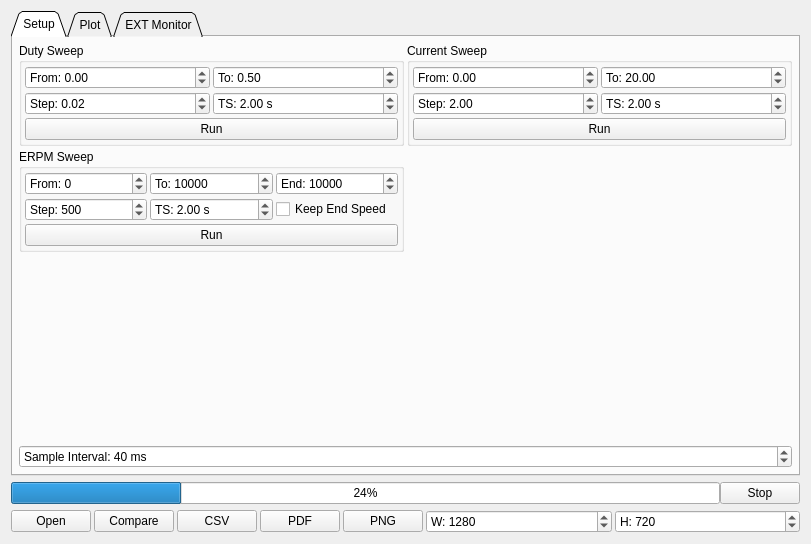
Qt form pages/pageexperiments.ui (njupt-robomasters/vesc_tool-zh) before a commit.
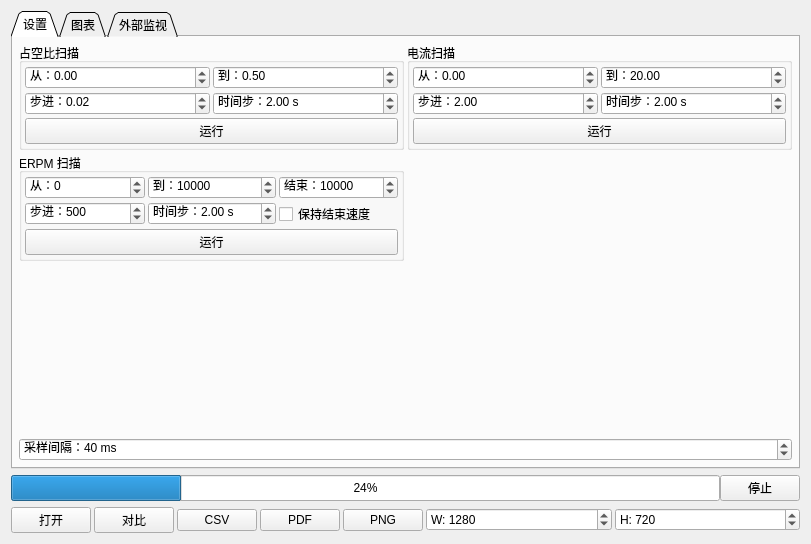
The same form after that commit. Icons and pictures are not drawn. Custom widgets are drawn as their Qt base class.

```diff
--- a/pages/pageexperiments.ui
+++ b/pages/pageexperiments.ui
@@ -27,7 +27,7 @@
      </property>
      <widget class="QWidget" name="tab">
       <attribute name="title">
-       <string>Setup</string>
+       <string>设置</string>
       </attribute>
       <layout class="QGridLayout" name="gridLayout_4">
        <property name="leftMargin">
@@ -61,7 +61,7 @@
        <item row="0" column="1">
         <widget class="QGroupBox" name="groupBox_2">
          <property name="title">
-          <string>Current Sweep</string>
+          <string>电流扫描</string>
          </property>
          <layout class="QGridLayout" name="gridLayout_2">
           <property name="leftMargin">
@@ -82,7 +82,7 @@
           <item row="0" column="0">
            <widget class="QDoubleSpinBox" name="currentFromBox">
             <property name="prefix">
-             <string>From: </string>
+             <string>从：</string>
             </property>
             <property name="minimum">
              <double>-1000.000000000000000</double>
@@ -98,7 +98,7 @@
           <item row="0" column="1">
            <widget class="QDoubleSpinBox" name="currentToBox">
             <property name="prefix">
-             <string>To: </string>
+             <string>到：</string>
             </property>
             <property name="minimum">
              <double>-1000.000000000000000</double>
@@ -117,7 +117,7 @@
           <item row="1" column="0">
            <widget class="QDoubleSpinBox" name="currentStepBox">
             <property name="prefix">
-             <string>Step: </string>
+             <string>步进：</string>
             </property>
             <property name="maximum">
              <double>1000.000000000000000</double>
@@ -130,7 +130,7 @@
           <item row="1" column="1">
            <widget class="QDoubleSpinBox" name="currentStepTimeBox">
             <property name="prefix">
-             <string>TS: </string>
+             <string>时间步：</string>
             </property>
             <property name="suffix">
              <string> s</string>
@@ -146,7 +146,7 @@
           <item row="2" column="0" colspan="2">
            <widget class="QPushButton" name="currentRunButton">
             <property name="text">
-             <string>Run</string>
+             <string>运行</string>
             </property>
             <property name="icon">
              <iconset resource="../res.qrc">
@@ -163,7 +163,7 @@
           <string> ms</string>
          </property>
          <property name="prefix">
-          <string>Sample Interval: </string>
+          <string>采样间隔：</string>
          </property>
          <property name="minimum">
           <number>5</number>
@@ -179,7 +179,7 @@
        <item row="0" column="0">
         <widget class="QGroupBox" name="groupBox">
          <property name="title">
-          <string>Duty Sweep</string>
+          <string>占空比扫描</string>
          </property>
          <layout class="QGridLayout" name="gridLayout">
           <property name="leftMargin">
@@ -200,7 +200,7 @@
           <item row="0" column="0">
            <widget class="QDoubleSpinBox" name="dutyFromBox">
             <property name="prefix">
-             <string>From: </string>
+             <string>从：</string>
             </property>
             <property name="minimum">
              <double>-1.000000000000000</double>
@@ -216,7 +216,7 @@
           <item row="0" column="1">
            <widget class="QDoubleSpinBox" name="dutyToBox">
             <property name="prefix">
-             <string>To: </string>
+             <string>到：</string>
             </property>
             <property name="minimum">
              <double>-1.000000000000000</double>
@@ -235,7 +235,7 @@
           <item row="1" column="0">
            <widget class="QDoubleSpinBox" name="dutyStepBox">
             <property name="prefix">
-             <string>Step: </string>
+             <string>步进：</string>
             </property>
             <property name="value">
              <double>0.020000000000000</double>
@@ -245,7 +245,7 @@
           <item row="1" column="1">
            <widget class="QDoubleSpinBox" name="dutyStepTimeBox">
             <property name="prefix">
-             <string>TS: </string>
+             <string>时间步：</string>
             </property>
             <property name="suffix">
              <string> s</string>
@@ -261,7 +261,7 @@
           <item row="2" column="0" colspan="2">
            <widget class="QPushButton" name="dutyRunButton">
             <property name="text">
-             <string>Run</string>
+             <string>运行</string>
             </property>
             <property name="icon">
              <iconset resource="../res.qrc">
@@ -275,7 +275,7 @@
        <item row="2" column="0">
         <widget class="QGroupBox" name="groupBox_3">
          <property name="title">
-          <string>ERPM Sweep</string>
+          <string>ERPM 扫描</string>
          </property>
          <layout class="QGridLayout" name="gridLayout_3">
           <property name="leftMargin">
@@ -296,7 +296,7 @@
           <item row="0" column="1">
            <widget class="QDoubleSpinBox" name="rpmToBox">
             <property name="prefix">
-             <string>To: </string>
+             <string>到：</string>
             </property>
             <property name="decimals">
              <number>0</number>
@@ -318,7 +318,7 @@
           <item row="1" column="0">
            <widget class="QDoubleSpinBox" name="rpmStepBox">
             <property name="prefix">
-             <string>Step: </string>
+             <string>步进：</string>
             </property>
             <property name="decimals">
              <number>0</number>
@@ -337,7 +337,7 @@
           <item row="0" column="0">
            <widget class="QDoubleSpinBox" name="rpmFromBox">
             <property name="prefix">
-             <string>From: </string>
+             <string>从：</string>
             </property>
             <property name="decimals">
              <number>0</number>
@@ -356,7 +356,7 @@
           <item row="1" column="1">
            <widget class="QDoubleSpinBox" name="rpmStepTimeBox">
             <property name="prefix">
-             <string>TS: </string>
+             <string>时间步：</string>
             </property>
             <property name="suffix">
              <string> s</string>
@@ -372,7 +372,7 @@
           <item row="2" column="0" colspan="3">
            <widget class="QPushButton" name="rpmRunButton">
             <property name="text">
-             <string>Run</string>
+             <string>运行</string>
             </property>
             <property name="icon">
              <iconset resource="../res.qrc">
@@ -383,7 +383,7 @@
           <item row="0" column="2">
            <widget class="QDoubleSpinBox" name="rpmEndBox">
             <property name="prefix">
-             <string>End: </string>
+             <string>结束：</string>
             </property>
             <property name="suffix">
              <string/>
@@ -408,7 +408,7 @@
           <item row="1" column="2">
            <widget class="QCheckBox" name="keepRPMcheckBox">
             <property name="text">
-             <string>Keep End Speed</string>
+             <string>保持结束速度</string>
             </property>
             <property name="checked">
              <bool>false</bool>
@@ -422,7 +422,7 @@
      </widget>
      <widget class="QWidget" name="tab_2">
       <attribute name="title">
-       <string>Plot</string>
+       <string>图表</string>
       </attribute>
       <layout class="QHBoxLayout" name="horizontalLayout_5">
        <property name="spacing">
@@ -1080,7 +1080,7 @@
      </widget>
      <widget class="QWidget" name="tab_3">
       <attribute name="title">
-       <string>EXT Monitor</string>
+       <string>外部监视</string>
       </attribute>
       <layout class="QVBoxLayout" name="verticalLayout">
        <property name="spacing">
@@ -1231,7 +1231,7 @@
      <item>
       <widget class="QPushButton" name="stopButton">
        <property name="text">
-        <string>Stop</string>
+        <string>停止</string>
        </property>
        <property name="icon">
         <iconset resource="../res.qrc">
@@ -1255,7 +1255,7 @@
      <item>
       <widget class="QPushButton" name="openButton">
        <property name="text">
-        <string>Open</string>
+        <string>打开</string>
        </property>
        <property name="icon">
         <iconset resource="../res.qrc">
@@ -1266,7 +1266,7 @@
      <item>
       <widget class="QPushButton" name="openCompButton">
        <property name="text">
-        <string>Compare</string>
+        <string>对比</string>
        </property>
        <property name="icon">
         <iconset resource="../res.qrc">
```
Left out of the diff: 52 changed lines with no effect on the pictures.
